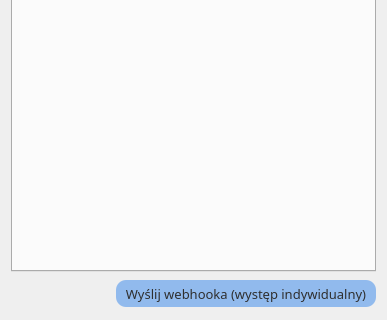
This is source/UI/Competition/JumperCompetitionResultsWidget.ui in KonradKrol/sj-sim as Qt 5 draws it before an edit; both pictures show x 0 to 387 and y 214 to 534 of the 387 by 534 pixel window. The edited form follows.
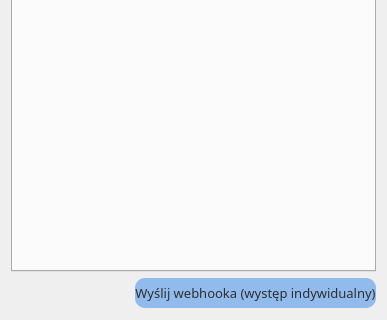
This is the edited form.

What changed in the file:
```diff
--- a/source/UI/Competition/JumperCompetitionResultsWidget.ui
+++ b/source/UI/Competition/JumperCompetitionResultsWidget.ui
@@ -11,7 +11,7 @@
    </rect>
   </property>
   <property name="sizePolicy">
-   <sizepolicy hsizetype="Maximum" vsizetype="Maximum">
+   <sizepolicy hsizetype="Expanding" vsizetype="Expanding">
     <horstretch>0</horstretch>
     <verstretch>0</verstretch>
    </sizepolicy>
@@ -238,14 +238,14 @@
       <widget class="QPushButton" name="pushButton_sendWebhook">
        <property name="minimumSize">
         <size>
-         <width>260</width>
-         <height>27</height>
+         <width>120</width>
+         <height>30</height>
         </size>
        </property>
        <property name="maximumSize">
         <size>
-         <width>260</width>
-         <height>27</height>
+         <width>16777215</width>
+         <height>16777215</height>
         </size>
        </property>
        <property name="font">
```
Left out of the diff: 15 changed lines with no effect on the pictures.
